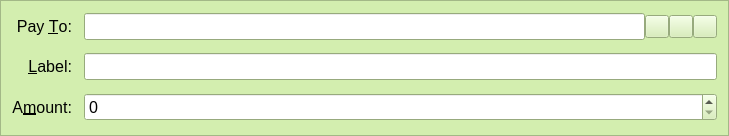
This is src/qt/forms/sendbeansentry.ui in teambean/BeanCash as Qt 5 draws it before an edit. The edited form follows.
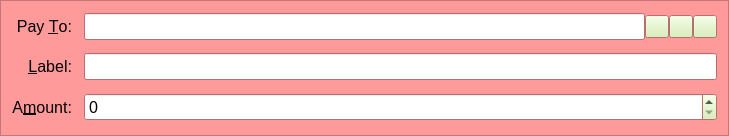
This is the edited form. Icons and pictures are not drawn. Custom widgets are drawn as their Qt base class.

```diff
--- a/src/qt/forms/sendbeansentry.ui
+++ b/src/qt/forms/sendbeansentry.ui
@@ -70,9 +70,9 @@
      <colorrole role="Window">
       <brush brushstyle="SolidPattern">
        <color alpha="255">
-        <red>211</red>
-        <green>238</green>
-        <blue>175</blue>
+        <red>255</red>
+        <green>154</green>
+        <blue>154</blue>
        </color>
       </brush>
      </colorrole>
@@ -171,9 +171,9 @@
      <colorrole role="Window">
       <brush brushstyle="SolidPattern">
        <color alpha="255">
-        <red>211</red>
-        <green>238</green>
-        <blue>175</blue>
+        <red>255</red>
+        <green>154</green>
+        <blue>154</blue>
        </color>
       </brush>
      </colorrole>
@@ -263,18 +263,18 @@
      <colorrole role="Base">
       <brush brushstyle="SolidPattern">
        <color alpha="255">
-        <red>211</red>
-        <green>238</green>
-        <blue>175</blue>
+        <red>255</red>
+        <green>154</green>
+        <blue>154</blue>
        </color>
       </brush>
      </colorrole>
      <colorrole role="Window">
       <brush brushstyle="SolidPattern">
        <color alpha="255">
-        <red>211</red>
-        <green>238</green>
-        <blue>175</blue>
+        <red>255</red>
+        <green>154</green>
+        <blue>154</blue>
        </color>
       </brush>
      </colorrole>
```
